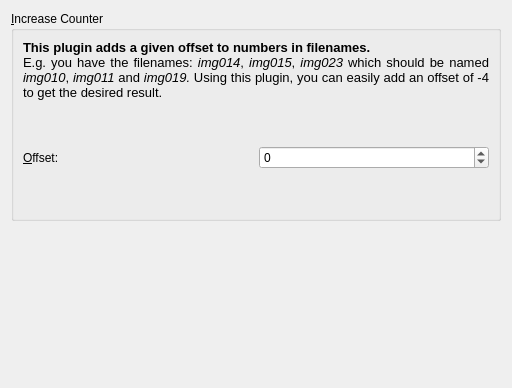
Before: the Qt Designer form src/increasecounterpluginwidget.ui in KDE/krename, drawn with Qt 5.
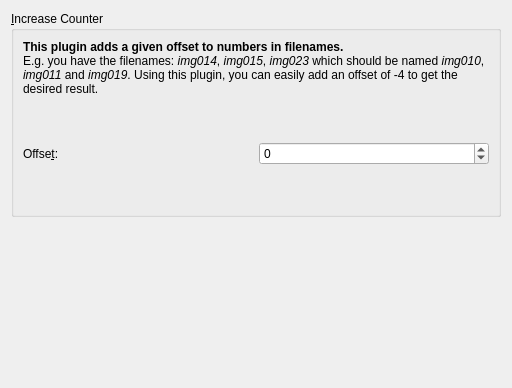
After: the same form once the commit is applied.

Diff of the .ui file:
```diff
--- a/src/increasecounterpluginwidget.ui
+++ b/src/increasecounterpluginwidget.ui
@@ -17,14 +17,10 @@
      </property>
      <layout class="QVBoxLayout" name="verticalLayout" >
       <item>
-       <widget class="QLabel" name="label" >
-        <property name="text" >
-         <string>&lt;!DOCTYPE HTML PUBLIC "-//W3C//DTD HTML 4.0//EN" "http://www.w3.org/TR/REC-html40/strict.dtd">
-&lt;html>&lt;head>&lt;meta name="qrichtext" content="1" />&lt;style type="text/css">
-p, li { white-space: pre-wrap; }
-&lt;/style>&lt;/head>&lt;body style=" font-family:'DejaVu Sans'; font-size:10pt; font-weight:400; font-style:normal;">
-&lt;p style=" margin-top:0px; margin-bottom:0px; margin-left:0px; margin-right:0px; -qt-block-indent:0; text-indent:0px;">&lt;span style=" font-weight:600;">This plugin adds a given offset to numbers in filenames.&lt;/span>&lt;/p>
-&lt;p align="justify" style=" margin-top:0px; margin-bottom:0px; margin-left:0px; margin-right:0px; -qt-block-indent:0; text-indent:0px;">E.g. you have the filenames: &lt;span style=" font-style:italic;">img014&lt;/span>, &lt;span style=" font-style:italic;">img015&lt;/span>, &lt;span style=" font-style:italic;">img023&lt;/span> which should be named&lt;span style=" font-style:italic;"> img010&lt;/span>, &lt;span style=" font-style:italic;">img011&lt;/span> and &lt;span style=" font-style:italic;">img019. &lt;/span>Using this plugin, you can easily add an offset of -4 to get the desired result.&lt;/p>&lt;/body>&lt;/html></string>
+       <widget class="QLabel" name="label">
+        <property name="text">
+         <string>&lt;p&gt;&lt;b&gt;This plugin adds a given offset to numbers in filenames.&lt;/b&gt;&lt;br/&gt;
+E.g. you have the filenames: &lt;i&gt;img014&lt;/i&gt;, &lt;i&gt;img015&lt;/i&gt;, &lt;i&gt;img023&lt;/i&gt; which should be named &lt;i&gt;img010&lt;/i&gt;, &lt;i&gt;img011&lt;/i&gt; and &lt;i&gt;img019&lt;/i&gt;. Using this plugin, you can easily add an offset of -4 to get the desired result.&lt;/p&gt;</string>
         </property>
         <property name="wordWrap" >
          <bool>true</bool>
@@ -47,9 +43,9 @@
       <item>
        <layout class="QHBoxLayout" name="horizontalLayout" >
         <item>
-         <widget class="QLabel" name="label_2" >
-          <property name="text" >
-           <string>&amp;Offset:</string>
+         <widget class="QLabel" name="label_2">
+          <property name="text">
+           <string>Offse&amp;t:</string>
           </property>
           <property name="buddy" >
            <cstring>spinOffset</cstring>
```
Left out of the diff: 45 changed lines with no effect on the pictures.
